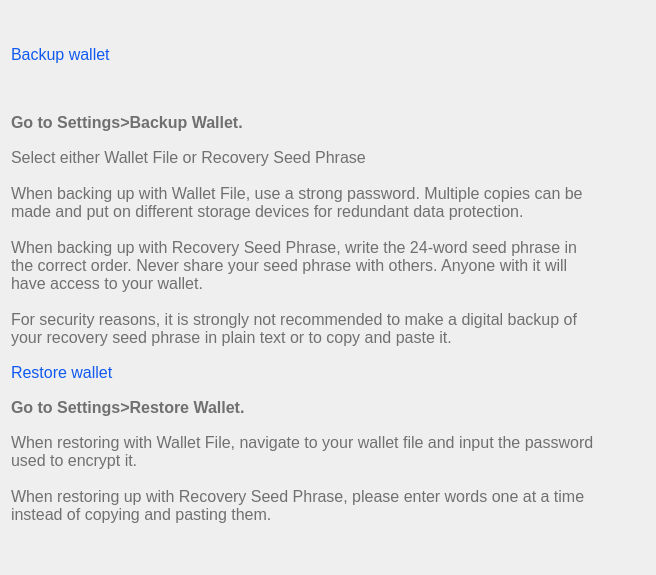
Veil-Project/veil, file src/qt/veil/forms/settingsfaq03.ui: the form before one commit.
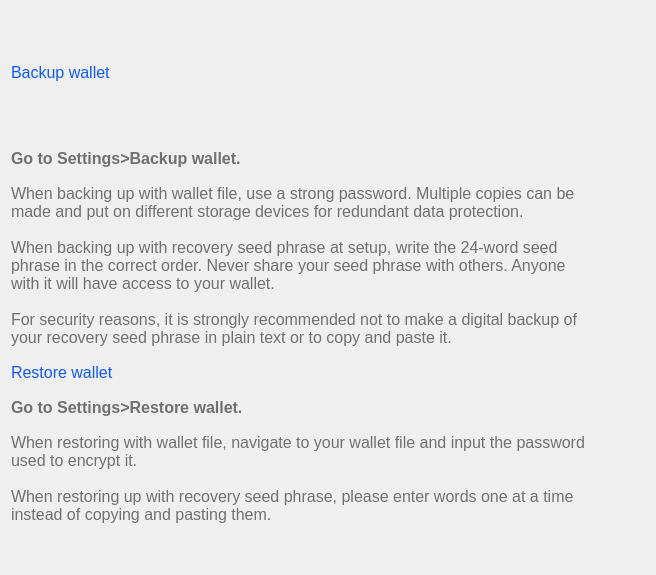
The form after the commit.

The edit to the form file:
```diff
--- a/src/qt/veil/forms/settingsfaq03.ui
+++ b/src/qt/veil/forms/settingsfaq03.ui
@@ -54,7 +54,7 @@
 font-size:16px;</string>
      </property>
      <property name="text">
-      <string>Go to Settings&gt;Backup Wallet.</string>
+      <string>Go to Settings&gt;Backup wallet.</string>
      </property>
     </widget>
    </item>
@@ -87,13 +87,11 @@
 font-size:16px;</string>
      </property>
      <property name="text">
-      <string>Select either Wallet File or Recovery Seed Phrase
+      <string>When backing up with wallet file, use a strong password. Multiple copies can be made and put on different storage devices for redundant data protection.
 
-When backing up with Wallet File, use a strong password. Multiple copies can be made and put on different storage devices for redundant data protection.
+When backing up with recovery seed phrase at setup, write the 24-word seed phrase in the correct order. Never share your seed phrase with others. Anyone with it will have access to your wallet.
 
-When backing up with Recovery Seed Phrase, write the 24-word seed phrase in the correct order. Never share your seed phrase with others. Anyone with it will have access to your wallet.
-
-For security reasons, it is strongly not recommended to make a digital backup of your recovery seed phrase in plain text or to copy and paste it.</string>
+For security reasons, it is strongly recommended not to make a digital backup of your recovery seed phrase in plain text or to copy and paste it.</string>
      </property>
      <property name="alignment">
       <set>Qt::AlignLeading|Qt::AlignLeft|Qt::AlignTop</set>
@@ -152,7 +150,7 @@
 font-size:16px;</string>
      </property>
      <property name="text">
-      <string>Go to Settings&gt;Restore Wallet.</string>
+      <string>Go to Settings&gt;Restore wallet.</string>
      </property>
     </widget>
    </item>
@@ -185,9 +183,9 @@
 font-size:16px;</string>
      </property>
      <property name="text">
-      <string>When restoring with Wallet File, navigate to your wallet file and input the password used to encrypt it.
+      <string>When restoring with wallet file, navigate to your wallet file and input the password used to encrypt it.
 
-When restoring up with Recovery Seed Phrase, please enter words one at a time instead of copying and pasting them.</string>
+When restoring up with recovery seed phrase, please enter words one at a time instead of copying and pasting them.</string>
      </property>
      <property name="alignment">
       <set>Qt::AlignLeading|Qt::AlignLeft|Qt::AlignTop</set>
```
